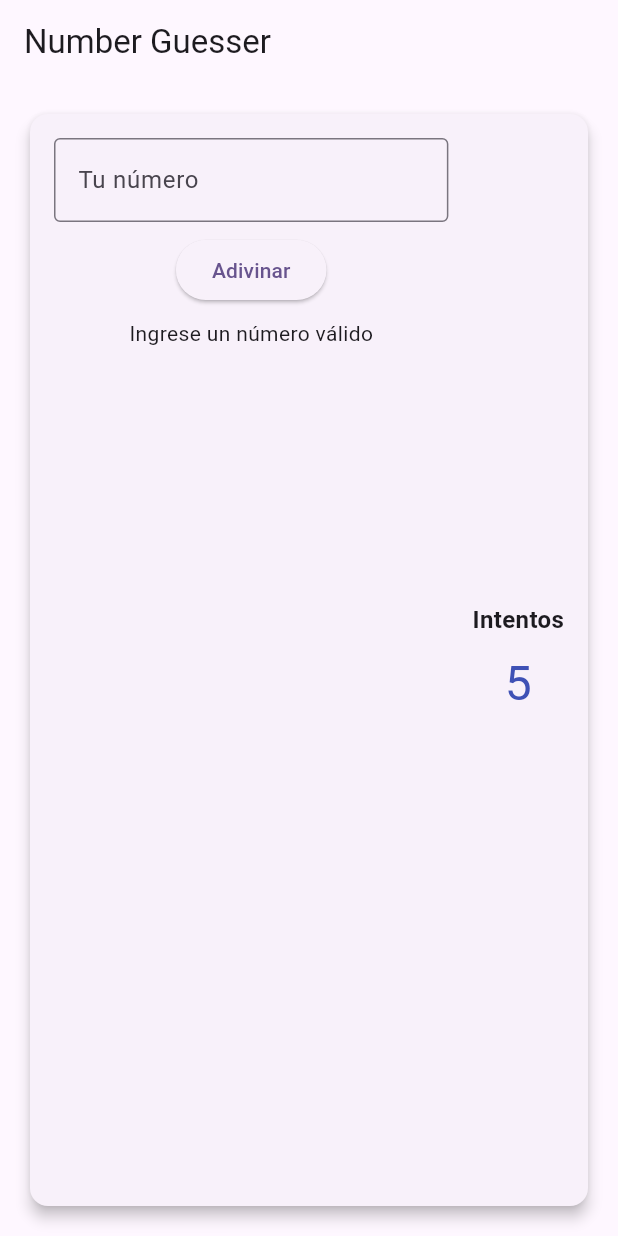
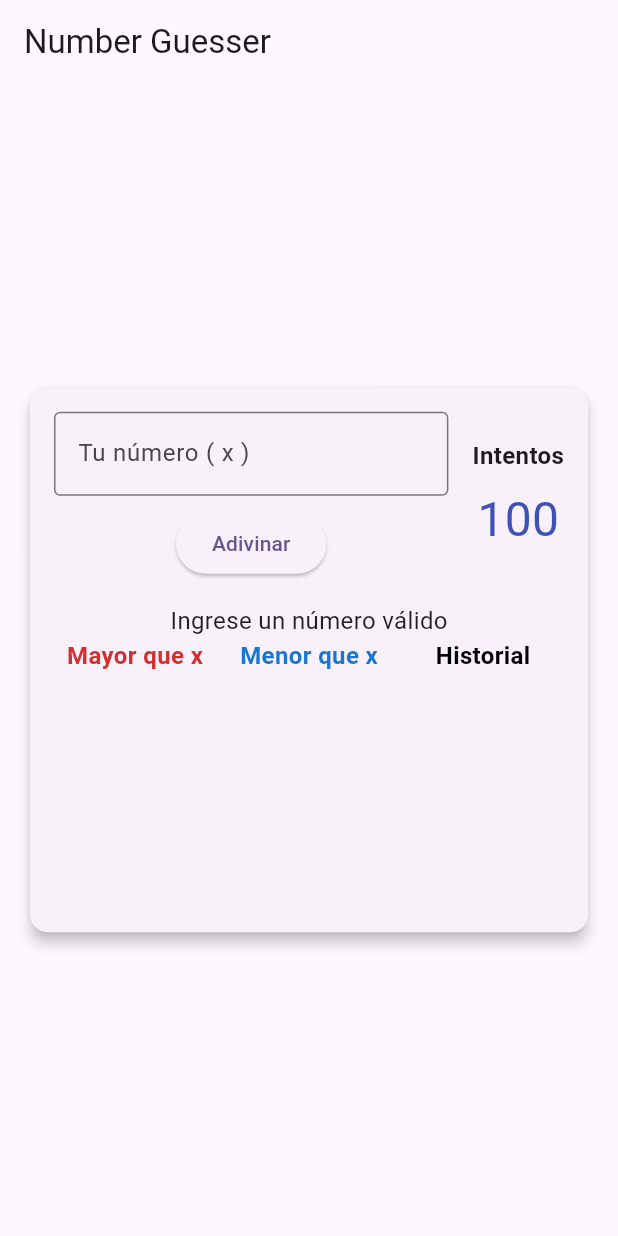
Before and after one commit to RobertoRiveraT/AdivinaElNumero-Desafio-RRT, a Flutter app: the screen it shows after launch, after a tap on "Adivinar", on a phone screen of 412 x 824 dp. Run offline on Flutter 3.47's test engine with Material 3 defaults, Android fonts, the phone set to English and light mode, and no system bars.

Commit message:
feat: connect GuesserColumn to GameController
- Update ReadMe
- Added a cloumn to the card and moved the feedback label
- Created "GuesserCloumn.dart"
- Added Guesser  Columns to the UI "mayor que", "menor que" and "Historial"
- Mapped internal int/GuessResult lists to properly formatted strings for UI display
- Cleaned up list access by separating internal logic (_list) from presentation (get list)

```diff
--- a/flutter_app_demo/lib/controllers/game_controller.dart
+++ b/flutter_app_demo/lib/controllers/game_controller.dart
@@ -4,7 +4,7 @@
 // Ideal para valores que no cambian una vez asignados.
 // final int maxAttempts = 5;
 // final protege la referencia, no el contenido.
-// Es decir, listas como -history- siempre apuntarán a la misma lista en memoria, pero esa lista puede cambiar internamente.
+// Es decir, listas como -_historyList- siempre apuntarán a la misma lista en memoria, pero esa lista puede cambiar internamente.
 
 // - `final List`: no puedo cambiar la referencia, pero sí su contenido (agregar, quitar).
 // - `const List`: no puedo cambiar ni la referencia ni su contenido. Es totalmente inmutable.
@@ -21,16 +21,25 @@ class GameController {
   late int remainingAttempts;
   late int maxNumber;
   late int maxAttempts;
-  final List<int> greaterThan = [];
-  final List<int> lessThan = [];
-  final List<GuessResult> history = [];
+  // Nota: en dart las variables que empiezan con "_" son privadas
+  final List<int> _greaterThanList = [];
+  final List<int> _lessThanList = [];
+  final List<GuessResult> _historyList = [];
+
+  // Getters
+  // Como guesser_column contiene strings
+  List<String> get greaterThanList => _greaterThanList.map((e) => '$e').toList();
+  List<String> get lessThanList => _lessThanList.map((e) => '$e').toList();
+  List<String> get historyList => _historyList
+      .map((e) => '${e.number} - ${e.success ? '✔' : '✘'}')
+      .toList();
 
   /// Configura el nivel de dificultad: ajusta rangos y reinicia el juego
   void setDifficulty(String level) {
     switch (level.toLowerCase()) {
       case 'facil':
         maxNumber = 10;
-        maxAttempts = 5;
+        maxAttempts = 100;
         break;
       case 'medio':
         maxNumber = 20;
@@ -56,9 +65,9 @@ class GameController {
     final rand = Random();
     secretNumber = rand.nextInt(maxNumber) + 1;
     remainingAttempts = maxAttempts;
-    greaterThan.clear();
-    lessThan.clear();
-    history.clear();
+    _greaterThanList.clear();
+    _lessThanList.clear();
+    _historyList.clear();
   }
 
   // devuelve feedback
@@ -67,17 +76,19 @@ class GameController {
     remainingAttempts--;
 
     if (guess == secretNumber) {
-      history.add(GuessResult(guess, true));
+      _historyList.add(GuessResult(guess, true));
       return 'correct';
     }
 
     if (guess > secretNumber) {
-      greaterThan.add(guess);
-      history.add(GuessResult(guess, false));
+      //  mayor que: el número que ingresamos (guess) es mayor que el número que queremos adivinar (secretNumber)
+      _greaterThanList.add(guess);
+      _historyList.add(GuessResult(guess, false));
       return 'my alto';
     } else {
-      lessThan.add(guess);
-      history.add(GuessResult(guess, false));
+      //  menor que: el número que ingresamos (guess) es menor que el número que queremos adivinar (secretNumber)
+      _lessThanList.add(guess);
+      _historyList.add(GuessResult(guess, false));
       return 'muy bajo';
     }
   }
--- a/flutter_app_demo/lib/ui/home_screen.dart
+++ b/flutter_app_demo/lib/ui/home_screen.dart
@@ -1,5 +1,6 @@
 import 'package:flutter/material.dart';
 import '../controllers/game_controller.dart';
+import '../ui/widgets/guesser_column.dart';
 
 class MyHomePage extends StatefulWidget {
   const MyHomePage({super.key, required this.title});
@@ -76,7 +77,11 @@ class _MyHomePageState extends State<MyHomePage> {
             child: Padding(
               padding: const EdgeInsets.all(16),
               // === Padding interior dentro de la Card ===
-              child: Row(
+              child: Column(
+                mainAxisSize: MainAxisSize.min,
+                children: [
+                  // === Primera fila: input y contador ===
+                  Row(
                     mainAxisSize: MainAxisSize.min,
                     children: [
                       // === Sección IZQUIERDA de la Card: input y botón ===
@@ -88,7 +93,7 @@ class _MyHomePageState extends State<MyHomePage> {
                               controller: _textCtrl,
                               keyboardType: TextInputType.number,
                               decoration: const InputDecoration(
-                            labelText: 'Tu número',
+                                labelText: 'Tu número ( x )',
                                 border: OutlineInputBorder(),
                               ),
                             ),
@@ -98,9 +103,6 @@ class _MyHomePageState extends State<MyHomePage> {
                               onPressed: _submitGuess,
                               child: const Text('Adivinar'),
                             ),
-                        const SizedBox(height: 8),
-                        // --- Texto de feedback (muy alto / muy bajo / correct) ---
-                        Text(_feedback),
                           ],
                         ),
                       ),
@@ -124,6 +126,60 @@ class _MyHomePageState extends State<MyHomePage> {
                       ),
                     ],
                   ),
+
+                  const SizedBox(height: 16),
+
+                  // === Segunda fila: feedback del resultado ===
+                  Row(
+                    mainAxisAlignment: MainAxisAlignment.center,
+                    children: [
+                      // --- Aquí mostramos el feedback del intento ---
+                      Text(
+                        _feedback,
+                        style: TextStyle(
+                          fontSize: 16,
+                          color: _feedback == 'correct'
+                              ? Colors.green
+                              : (_feedback == 'Game over'
+                                  ? Colors.red
+                                  : Colors.black87),
+                        ),
+                      ),
+                    ],
+                  ),
+
+                  // === Tercera fila: columnas de historial con altura limitada ===
+                  SizedBox(
+                    height: 180, // Ajusta la altura de la fila de columnas
+                    child: Row(
+                      children: [
+                        // Columna: Mayor que
+                        GuesserColumn(
+                          title: 'Mayor que x',
+                          headerColor: Colors.red.shade700,
+                          entries: _controller.greaterThanList,
+                        ),
+                        const SizedBox(width: 8),
+
+                        // Columna: Menor que
+                        GuesserColumn(
+                          title: 'Menor que x',
+                          headerColor: Colors.blue.shade700,
+                          entries: _controller.lessThanList,
+                        ),
+                        const SizedBox(width: 8),
+
+                        // Columna: Historial
+                        GuesserColumn(
+                          title: 'Historial',
+                          headerColor: Colors.black,
+                          entries: _controller.historyList,
+                        ),
+                      ],
+                    ),
+                  ),
+                ],
+              ),
             ),
           ),
         ),
--- /dev/null
+++ b/flutter_app_demo/lib/ui/widgets/guesser_column.dart
@@ -0,0 +1,69 @@
+import 'package:flutter/material.dart';
+
+class GuesserColumn extends StatefulWidget {
+  final String title;
+  final Color headerColor;
+  final List<String> entries;
+
+  const GuesserColumn({
+    super.key,
+    required this.title,
+    this.headerColor = Colors.black87,
+    required this.entries,
+  });
+
+  @override
+  State<GuesserColumn> createState() => _GuesserColumnState();
+}
+
+class _GuesserColumnState extends State<GuesserColumn> {
+  final ScrollController _scrollController = ScrollController();
+
+  /// Limpia las entradas de la columna
+  void clearColumn() {
+    setState(() {
+      widget.entries.clear();
+    });
+  }
+
+  @override
+  Widget build(BuildContext context) {
+    return Expanded(
+      child: Column(
+        children: [
+          // --- Header fijo ---
+          Text(
+            widget.title,
+            style: TextStyle(
+              fontSize: 16,
+              fontWeight: FontWeight.bold,
+              color: widget.headerColor,
+            ),
+          ),
+          const SizedBox(height: 8),
+          // --- Lista con scroll automático ---
+          Expanded(
+            child: Scrollbar(
+              thumbVisibility: true,
+              controller: _scrollController,
+              child: ListView.builder(
+                controller: _scrollController,
+                itemCount: widget.entries.length,
+                itemBuilder: (context, index) {
+                  return Padding(
+                    padding: const EdgeInsets.symmetric(vertical: 4),
+                    child: Text(
+                      widget.entries[index],
+                      textAlign: TextAlign.center, // centra el texto horizontalmente
+                      style: const TextStyle(fontSize: 14),
+                    ),
+                  );
+                },
+              ),
+            ),
+          ),
+        ],
+      ),
+    );
+  }
+}
```
Also changed, not shown: docs/AppLayout_v2.png (added), 1 other file. Lines whose indentation alone changed are shown as unchanged.
